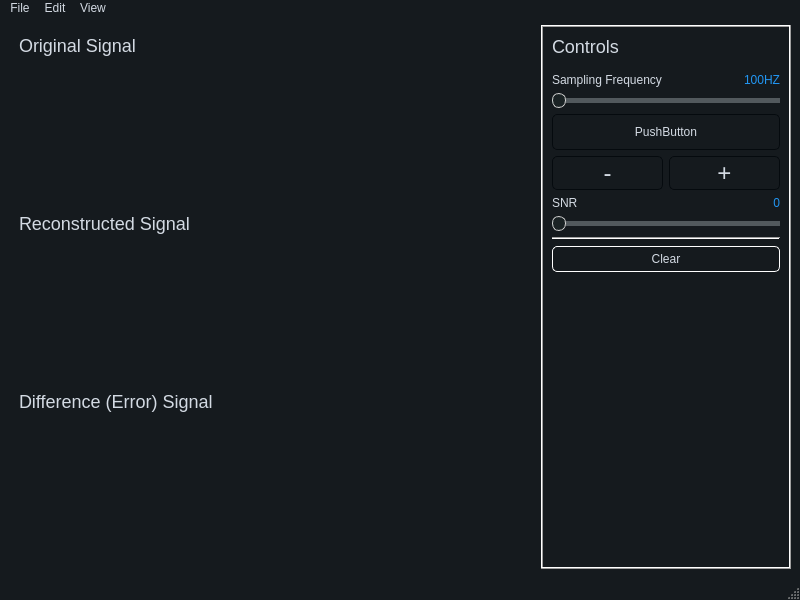
The window that views/mainwindow.ui (omarmohhameed29/sampling-theory-studio) describes before a commit, drawn with Qt 5.
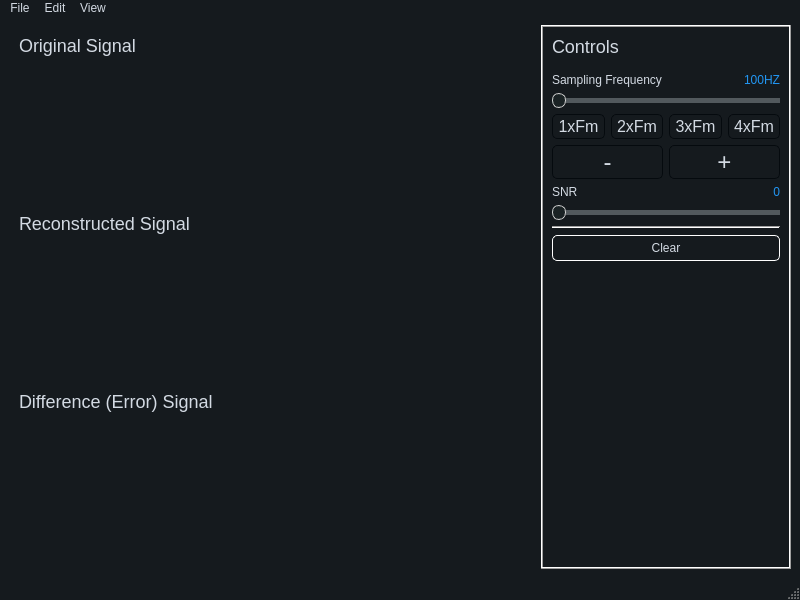
The same window after the commit. Custom widgets are drawn as their Qt base class.

Commit message: Add Fm multiples

Diff of the .ui file:
```diff
--- a/views/mainwindow.ui
+++ b/views/mainwindow.ui
@@ -634,15 +634,59 @@
         </widget>
        </item>
        <item>
-        <widget class="QPushButton" name="fmax_button">
-         <property name="styleSheet">
-          <string notr="true">padding: 10px
-</string>
+        <layout class="QHBoxLayout" name="horizontalLayout_6">
+         <property name="spacing">
+          <number>-1</number>
          </property>
-         <property name="text">
-          <string>PushButton</string>
-         </property>
-        </widget>
+         <item>
+          <widget class="QPushButton" name="x1_fm_button">
+           <property name="font">
+            <font>
+             <pointsize>12</pointsize>
+            </font>
+           </property>
+           <property name="text">
+            <string>1xFm</string>
+           </property>
+          </widget>
+         </item>
+         <item>
+          <widget class="QPushButton" name="x2_fm_button">
+           <property name="font">
+            <font>
+             <pointsize>12</pointsize>
+            </font>
+           </property>
+           <property name="text">
+            <string>2xFm</string>
+           </property>
+          </widget>
+         </item>
+         <item>
+          <widget class="QPushButton" name="x3_fm_button">
+           <property name="font">
+            <font>
+             <pointsize>12</pointsize>
+            </font>
+           </property>
+           <property name="text">
+            <string>3xFm</string>
+           </property>
+          </widget>
+         </item>
+         <item>
+          <widget class="QPushButton" name="x4_fm_button">
+           <property name="font">
+            <font>
+             <pointsize>12</pointsize>
+            </font>
+           </property>
+           <property name="text">
+            <string>4xFm</string>
+           </property>
+          </widget>
+         </item>
+        </layout>
        </item>
        <item>
         <layout class="QHBoxLayout" name="horizontalLayout_5">
```
Left out of the diff: 2 changed lines with no effect on the pictures. The commit also changes 1 other file.
